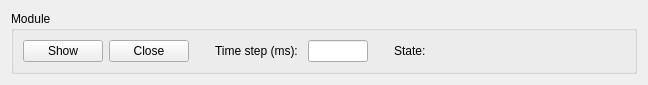
tud-hri/joan, file modules/joanmenu/widget/modulewidget.ui: the form before one commit.
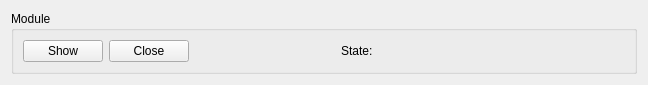
The form after the commit.

Commit message: No need for ticker time step in main menu

Patch:
```diff
--- a/modules/joanmenu/widget/modulewidget.ui
+++ b/modules/joanmenu/widget/modulewidget.ui
@@ -61,40 +61,7 @@
          <enum>Qt::Horizontal</enum>
         </property>
         <property name="sizeType">
-         <enum>QSizePolicy::Fixed</enum>
-        </property>
-        <property name="sizeHint" stdset="0">
-         <size>
-          <width>20</width>
-          <height>20</height>
-         </size>
-        </property>
-       </spacer>
-      </item>
-      <item>
-       <widget class="QLabel" name="label">
-        <property name="text">
-         <string>Time step (ms): </string>
-        </property>
-       </widget>
-      </item>
-      <item>
-       <widget class="QLineEdit" name="editTimeStepMillis">
-        <property name="maximumSize">
-         <size>
-          <width>60</width>
-          <height>16777215</height>
-         </size>
-        </property>
-       </widget>
-      </item>
-      <item>
-       <spacer name="horizontalSpacer_2">
-        <property name="orientation">
-         <enum>Qt::Horizontal</enum>
-        </property>
-        <property name="sizeType">
-         <enum>QSizePolicy::Fixed</enum>
+         <enum>QSizePolicy::Expanding</enum>
         </property>
         <property name="sizeHint" stdset="0">
          <size>
```
The commit also changes 2 other files.
